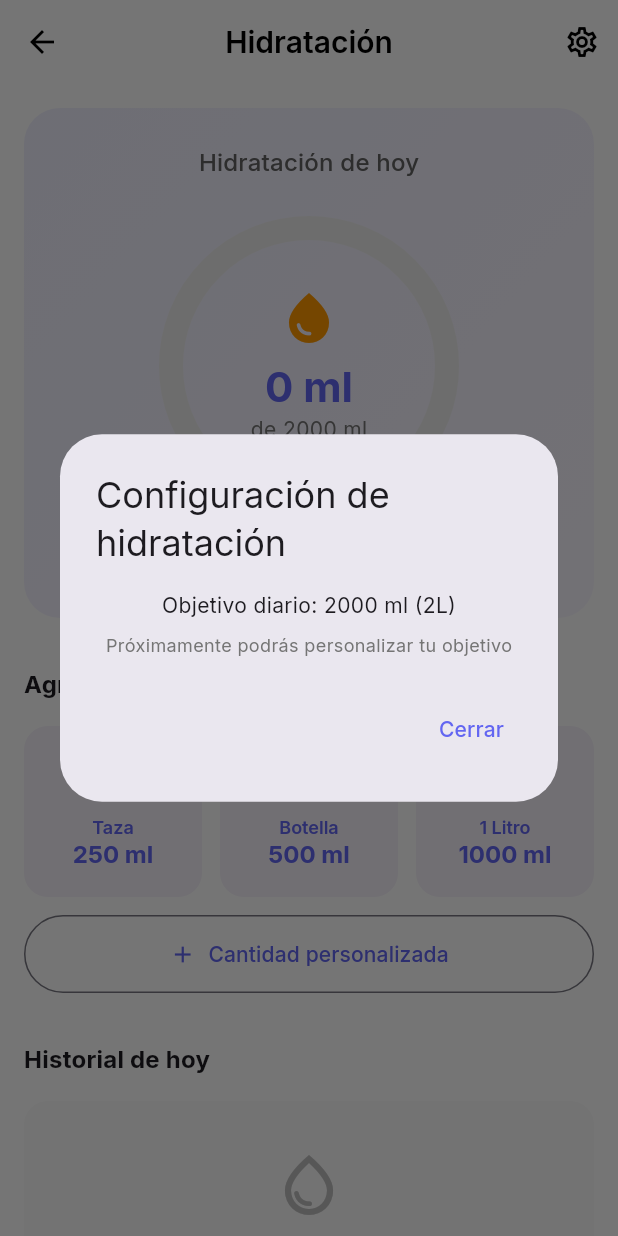
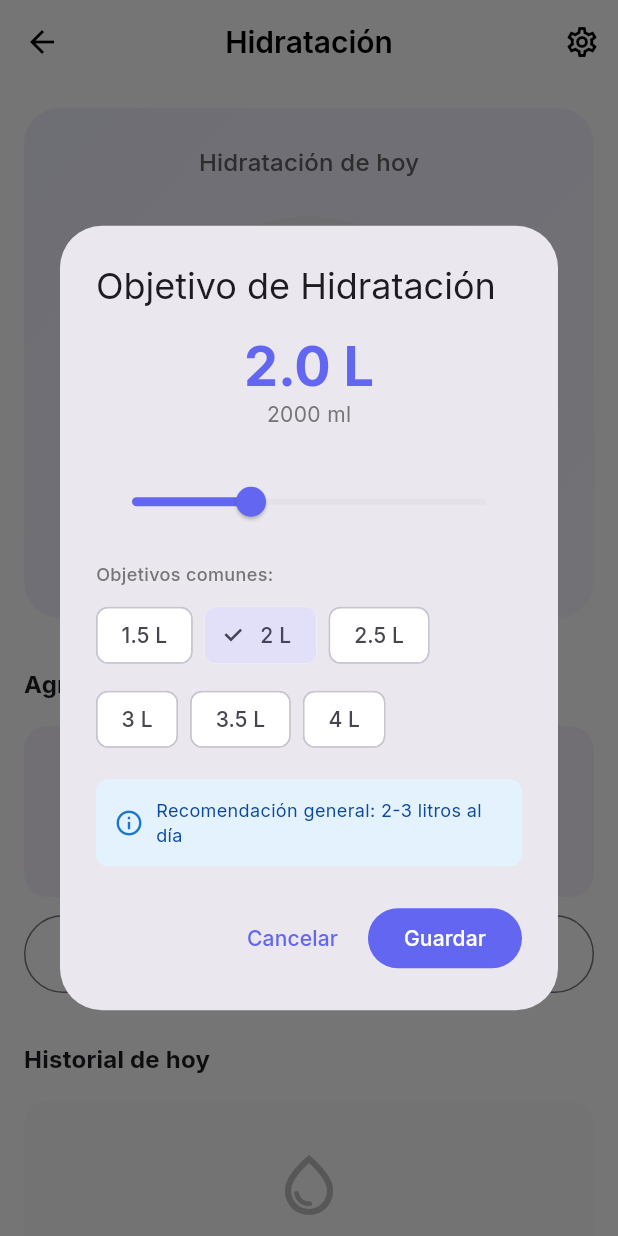
Before and after one commit to xichuReact/salud, a Flutter app: the AguaScreen screen opened directly, after a tap on the "settings" icon, on a phone screen of 412 x 824 dp. Run offline on Flutter 3.47's test engine with Material 3 defaults, Android fonts, the phone set to English and light mode, and no system bars; our stand-ins replace fl_chart, flutter_local_notifications, flutter_riverpod, google_fonts, google_sign_in, isar and 3 more; missing offline and left inert: googleapis; accounts and stored records are empty; generated files the repository leaves out were written again.

Commit message:
Personalización objetivo hidratación: SharedPreferences, slider 500ml-5L, chips predefinisos, actualización dinámica

```diff
--- a/lib/views/screens/agua_screen.dart
+++ b/lib/views/screens/agua_screen.dart
@@ -51,9 +51,14 @@ class AguaScreen extends ConsumerWidget {
     AsyncValue<int> totalAsync,
     AsyncValue<double> progresoAsync,
   ) {
+    final objetivoAsync = ref.watch(aguaObjetivoDiarioProvider);
+
     return totalAsync.when(
       data: (total) {
-        const objetivo = 2000;
+        final objetivo = objetivoAsync.maybeWhen(
+          data: (obj) => obj,
+          orElse: () => 2000,
+        );
         final progreso = progresoAsync.maybeWhen(
           data: (p) => p,
           orElse: () => 0.0,
@@ -451,31 +456,185 @@ class AguaScreen extends ConsumerWidget {
   }
 
   void _mostrarConfiguracion(BuildContext context, WidgetRef ref) {
-    showDialog(
-      context: context,
-      builder: (context) => AlertDialog(
-        title: const Text('Configuración de hidratación'),
-        content: Column(
+    final objetivoAsync = ref.read(aguaObjetivoDiarioProvider);
+
+    objetivoAsync.when(
+      data: (objetivoActual) {
+        showDialog(
+          context: context,
+          builder: (context) => _ConfiguracionObjetivoDialog(
+            objetivoActual: objetivoActual,
+          ),
+        );
+      },
+      loading: () {},
+      error: (_, __) {},
+    );
+  }
+}
+
+// Dialog de configuración de objetivo
+class _ConfiguracionObjetivoDialog extends ConsumerStatefulWidget {
+  final int objetivoActual;
+
+  const _ConfiguracionObjetivoDialog({
+    required this.objetivoActual,
+  });
+
+  @override
+  ConsumerState<_ConfiguracionObjetivoDialog> createState() =>
+      _ConfiguracionObjetivoDialogState();
+}
+
+class _ConfiguracionObjetivoDialogState
+    extends ConsumerState<_ConfiguracionObjetivoDialog> {
+  late double _objetivoMl;
+
+  @override
+  void initState() {
+    super.initState();
+    _objetivoMl = widget.objetivoActual.toDouble();
+  }
+
+  @override
+  Widget build(BuildContext context) {
+    final objetivoLitros = (_objetivoMl / 1000).toStringAsFixed(1);
+
+    return AlertDialog(
+      title: const Text('Objetivo de Hidratación'),
+      content: SingleChildScrollView(
+        child: Column(
           mainAxisSize: MainAxisSize.min,
+          crossAxisAlignment: CrossAxisAlignment.stretch,
           children: [
-            const Text('Objetivo diario: 2000 ml (2L)'),
-            const SizedBox(height: 8),
+            // Valor actual grande
+            Center(
+              child: Column(
+                children: [
+                  Text(
+                    '$objetivoLitros L',
+                    style: Theme.of(context).textTheme.displaySmall?.copyWith(
+                          color: AppTheme.primaryColor,
+                          fontWeight: FontWeight.bold,
+                        ),
+                  ),
+                  Text(
+                    '${_objetivoMl.toInt()} ml',
+                    style: TextStyle(
+                      fontSize: 14,
+                      color: Colors.grey.shade600,
+                    ),
+                  ),
+                ],
+              ),
+            ),
+            const SizedBox(height: 24),
+
+            // Slider
+            Slider(
+              value: _objetivoMl,
+              min: 500,
+              max: 5000,
+              divisions: 90, // Cada 50ml
+              label: '${_objetivoMl.toInt()} ml',
+              onChanged: (value) {
+                setState(() {
+                  _objetivoMl = value;
+                });
+              },
+            ),
+            const SizedBox(height: 16),
+
+            // Botones predefinidos
             Text(
-              'Próximamente podrás personalizar tu objetivo',
+              'Objetivos comunes:',
               style: TextStyle(
                 fontSize: 12,
                 color: Colors.grey.shade600,
+                fontWeight: FontWeight.w500,
+              ),
+            ),
+            const SizedBox(height: 8),
+            Wrap(
+              spacing: 8,
+              runSpacing: 8,
+              children: [
+                _buildObjetivoChip('1.5 L', 1500),
+                _buildObjetivoChip('2 L', 2000),
+                _buildObjetivoChip('2.5 L', 2500),
+                _buildObjetivoChip('3 L', 3000),
+                _buildObjetivoChip('3.5 L', 3500),
+                _buildObjetivoChip('4 L', 4000),
+              ],
+            ),
+            const SizedBox(height: 16),
+
+            // Info
+            Container(
+              padding: const EdgeInsets.all(12),
+              decoration: BoxDecoration(
+                color: Colors.blue.shade50,
+                borderRadius: BorderRadius.circular(8),
+              ),
+              child: Row(
+                children: [
+                  Icon(
+                    Icons.info_outline,
+                    size: 20,
+                    color: Colors.blue.shade700,
+                  ),
+                  const SizedBox(width: 8),
+                  Expanded(
+                    child: Text(
+                      'Recomendación general: 2-3 litros al día',
+                      style: TextStyle(
+                        fontSize: 12,
+                        color: Colors.blue.shade900,
+                      ),
+                    ),
+                  ),
+                ],
               ),
             ),
           ],
         ),
-        actions: [
-          TextButton(
-            onPressed: () => Navigator.pop(context),
-            child: const Text('Cerrar'),
-          ),
-        ],
       ),
+      actions: [
+        TextButton(
+          onPressed: () => Navigator.pop(context),
+          child: const Text('Cancelar'),
+        ),
+        FilledButton(
+          onPressed: () async {
+            final controller = ref.read(aguaControllerProvider.notifier);
+            await controller.actualizarObjetivo(_objetivoMl.toInt());
+            if (context.mounted) {
+              Navigator.pop(context);
+              ScaffoldMessenger.of(context).showSnackBar(
+                SnackBar(
+                  content: Text('Objetivo actualizado a ${objetivoLitros}L'),
+                  backgroundColor: Colors.green,
+                ),
+              );
+            }
+          },
+          child: const Text('Guardar'),
+        ),
+      ],
+    );
+  }
+
+  Widget _buildObjetivoChip(String label, int ml) {
+    final isSelected = (_objetivoMl - ml).abs() < 50;
+
+    return FilterChip(
+      label: Text(label),
+      selected: isSelected,
+      onSelected: (selected) {
+        setState(() {
+          _objetivoMl = ml.toDouble();
+        });
+      },
     );
   }
 }
--- a/pubspec.yaml
+++ b/pubspec.yaml
@@ -33,6 +33,7 @@ dependencies:
   # Utilidades
   intl: ^0.19.0
   uuid: ^4.4.0
+  shared_preferences: ^2.2.2
 
   # Google Drive backup
   googleapis: ^13.2.0
```
Also changed, not shown: lib/controllers/agua_controller.dart (+26 -1 lines), lib/repositories/agua_repository.dart (+24 -0 lines), lib/views/screens/dashboard_screen.dart (+6 -1 lines), 1 other file.
